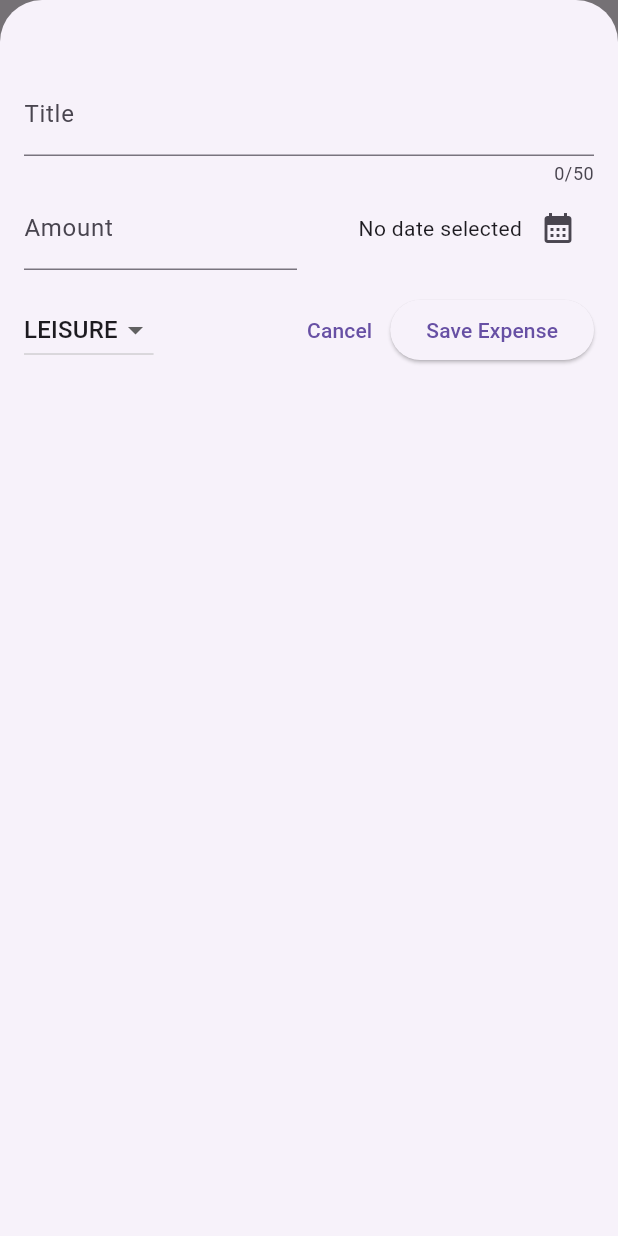
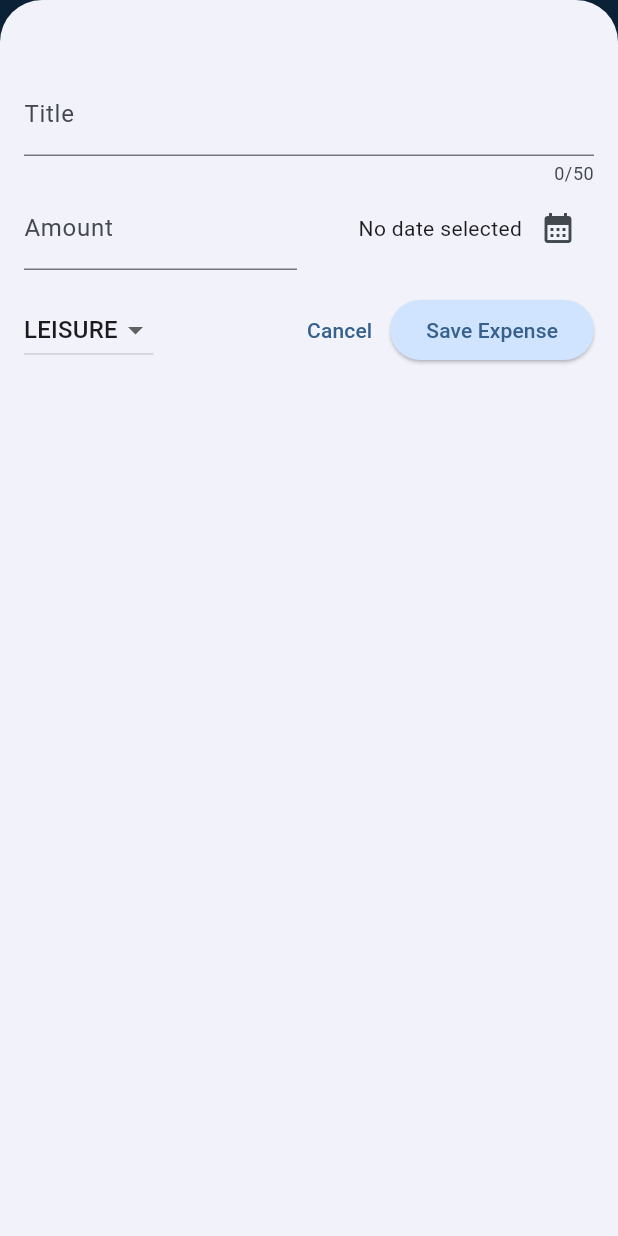
Before and after one commit to weitecklee/expense_tracker_app, a Flutter app: the screen it shows after launch, after a tap on the "add" icon, on a phone screen of 412 x 824 dp. Run offline on Flutter 3.47's test engine with Material 3 defaults, Android fonts, the phone set to English and light mode, and no system bars.

Commit message:
prelim theming

```diff
--- a/lib/main.dart
+++ b/lib/main.dart
@@ -2,10 +2,35 @@ import 'package:flutter/material.dart';
 
 import 'package:expense_tracker_app/widgets/expenses.dart';
 
+ColorScheme kColorScheme = ColorScheme.fromSeed(seedColor: Colors.blue);
+
 void main() {
   runApp(
-    const MaterialApp(
-      home: Expenses(),
+    MaterialApp(
+      theme: ThemeData().copyWith(
+        colorScheme: kColorScheme,
+        appBarTheme: const AppBarTheme().copyWith(
+          backgroundColor: kColorScheme.onPrimaryContainer,
+          foregroundColor: kColorScheme.primaryContainer,
+        ),
+        cardTheme: const CardTheme().copyWith(
+          color: kColorScheme.secondaryContainer,
+          margin: const EdgeInsets.symmetric(horizontal: 16, vertical: 8),
+        ),
+        elevatedButtonTheme: ElevatedButtonThemeData(
+          style: ElevatedButton.styleFrom(
+            backgroundColor: kColorScheme.primaryContainer,
+          ),
+        ),
+        textTheme: ThemeData().textTheme.copyWith(
+              titleLarge: TextStyle(
+                fontWeight: FontWeight.normal,
+                color: kColorScheme.onSecondaryContainer,
+                fontSize: 14,
+              ),
+            ),
+      ),
+      home: const Expenses(),
     ),
   );
 }
```
